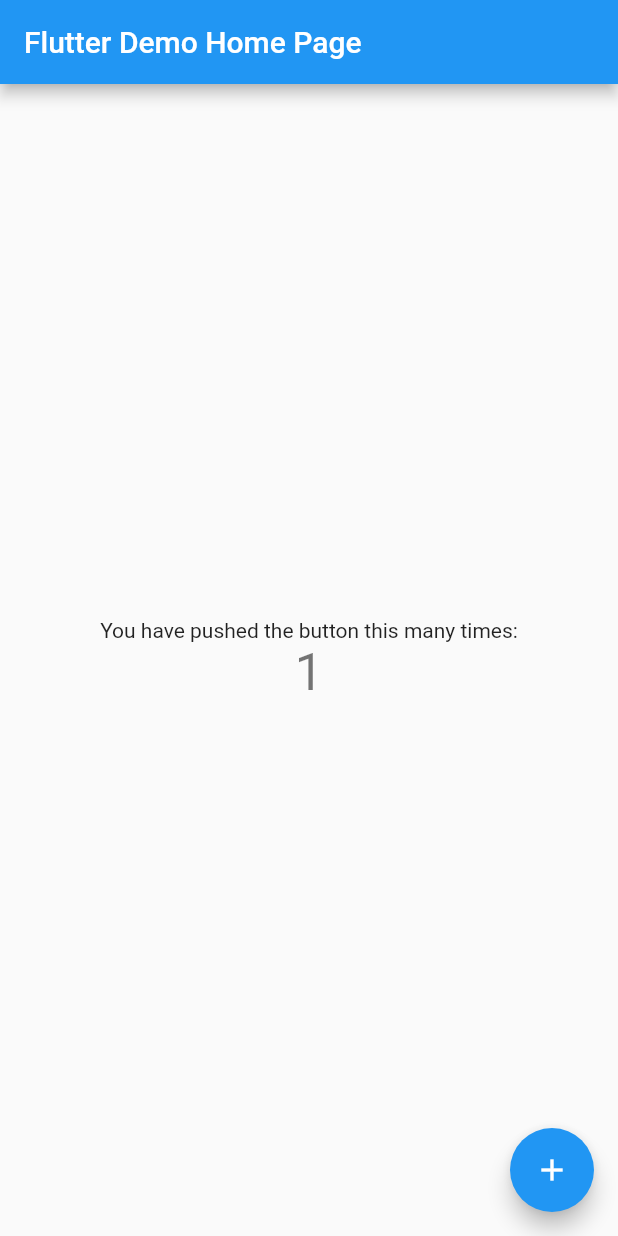
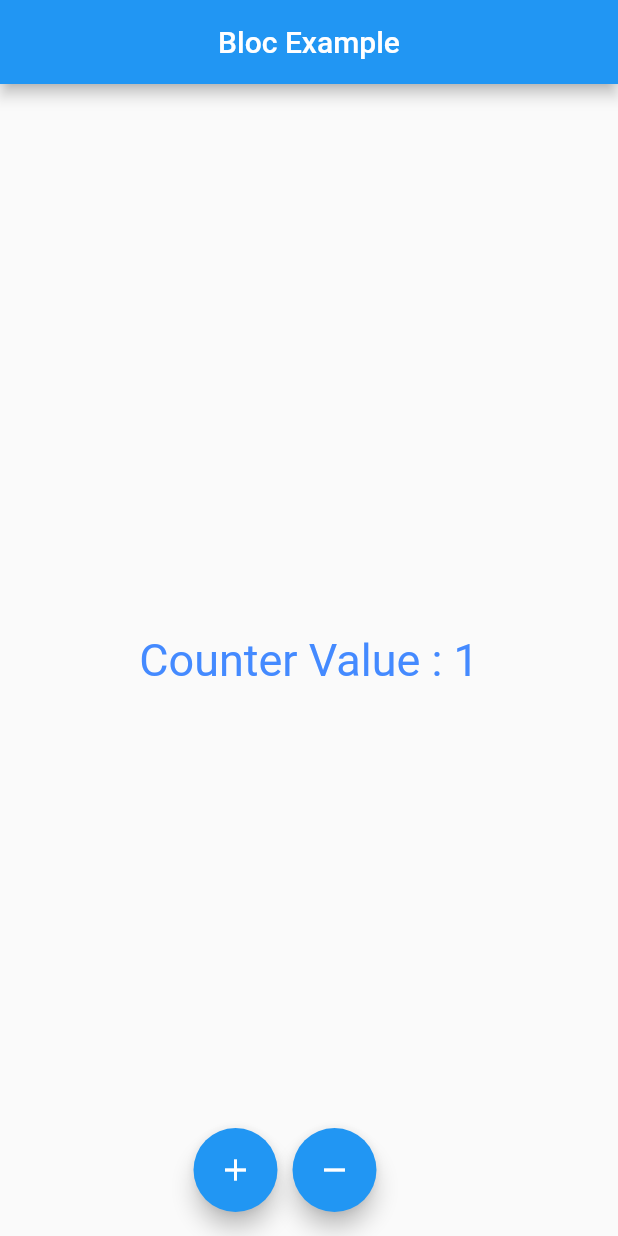
Before and after one commit to lavetisantosh/Bloc-Pattern, a Flutter app: the screen it shows after launch, after a tap on the "add" icon, on a phone screen of 412 x 824 dp. Run offline on Flutter 3.47's test engine with Material 2 defaults, Android fonts, the phone set to English and light mode, and no system bars; our stand-ins replace bloc, flutter_bloc.

Commit message:
bloc with cubit

```diff
--- /dev/null
+++ b/lib/cubit/counter_cubit.dart
@@ -0,0 +1,12 @@
+import 'package:bloc/bloc.dart';
+import 'package:meta/meta.dart';
+
+part 'counter_state.dart';
+
+class CounterCubit extends Cubit<CounterState> {
+  CounterCubit() : super(CounterState(counterValue: 0,wasIncremented: false));
+
+  void increment() => emit(CounterState(counterValue: state.counterValue + 1, wasIncremented: true));
+
+  void decrement() => emit(CounterState(counterValue: state.counterValue - 1, wasIncremented: false));
+}
--- /dev/null
+++ b/lib/cubit/counter_state.dart
@@ -0,0 +1,11 @@
+part of 'counter_cubit.dart';
+
+class CounterState {
+  var counterValue = 0;
+  bool wasIncremented;
+
+  CounterState({
+    required this.counterValue,
+    required this.wasIncremented,
+  });
+}
--- /dev/null
+++ b/lib/homescreen.dart
@@ -0,0 +1,68 @@
+import 'dart:developer';
+
+import 'package:bloc_example/cubit/counter_cubit.dart';
+import 'package:flutter/material.dart';
+import 'package:flutter_bloc/flutter_bloc.dart';
+
+
+class HomeScreen extends StatefulWidget {
+  const HomeScreen({Key? key}) : super(key: key);
+
+  @override
+  _HomeScreenState createState() => _HomeScreenState();
+}
+
+class _HomeScreenState extends State<HomeScreen> {
+  @override
+  Widget build(BuildContext context) {
+    return Scaffold(
+      appBar: AppBar(
+        title: const Text("Bloc Example"),
+        centerTitle: true,
+      ),
+      body: Center(
+        child: BlocConsumer<CounterCubit, CounterState>(
+          listener: (context, state) {
+            if (state.wasIncremented) {
+              Scaffold.of(context)
+                  // ignore: deprecated_member_use
+                  .showSnackBar(const SnackBar(content: Text('Incremented!'),duration: Duration(milliseconds: 300),));
+            } else {
+              Scaffold.of(context)
+                  // ignore: deprecated_member_use
+                  .showSnackBar(const SnackBar(content: Text('Decremented!'),duration: Duration(milliseconds: 300),));
+            }
+          },
+            builder: (context, state) {
+              return Text(
+                'Counter Value : ${state.counterValue.toString()}',
+                style: const TextStyle(fontSize: 30, color: Colors.blueAccent),
+              );
+            },
+          ),
+        ),
+      floatingActionButton: Row(
+        mainAxisAlignment: MainAxisAlignment.center,
+        children: [
+          FloatingActionButton(
+            onPressed: () {
+              BlocProvider.of<CounterCubit>(context).increment();
+            },
+            tooltip: 'Increment',
+            child: const Icon(Icons.add),
+          ),
+          const SizedBox(
+            width: 10,
+          ),
+          FloatingActionButton(
+            onPressed: () {
+              BlocProvider.of<CounterCubit>(context).decrement();
+            },
+            tooltip: 'Decrement',
+            child: const Icon(Icons.remove),
+          )
+        ],
+      ),
+    );
+  }
+}
--- a/lib/main.dart
+++ b/lib/main.dart
@@ -1,4 +1,8 @@
+import 'package:bloc_example/cubit/counter_cubit.dart';
+import 'package:bloc_example/homescreen.dart';
 import 'package:flutter/material.dart';
+import 'package:flutter_bloc/flutter_bloc.dart';
+
 
 void main() {
   runApp(const MyApp());
@@ -10,19 +14,22 @@ class MyApp extends StatelessWidget {
   // This widget is the root of your application.
   @override
   Widget build(BuildContext context) {
-    return MaterialApp(
-      title: 'Flutter Demo',
-      theme: ThemeData(
-        primarySwatch: Colors.blue,
+    return BlocProvider(
+      create: (context) => CounterCubit(),
+      child: MaterialApp(
+        debugShowCheckedModeBanner: false,
+        title: 'Flutter Sample',
+        theme: ThemeData(
+          primarySwatch: Colors.blue,
+        ),
+        home: const HomeScreen(),
       ),
-      home: const MyHomePage(title: 'Flutter Demo Home Page'),
     );
   }
 }
 
 class MyHomePage extends StatefulWidget {
   const MyHomePage({Key? key, required this.title}) : super(key: key);
-
 
   final String title;
 
--- a/pubspec.yaml
+++ b/pubspec.yaml
@@ -34,6 +34,7 @@ dependencies:
   # The following adds the Cupertino Icons font to your application.
   # Use with the CupertinoIcons class for iOS style icons.
   cupertino_icons: ^1.0.2
+  flutter_bloc: ^8.0.1
 
 dev_dependencies:
   flutter_test:
```
Also changed, not shown: pubspec.lock.
